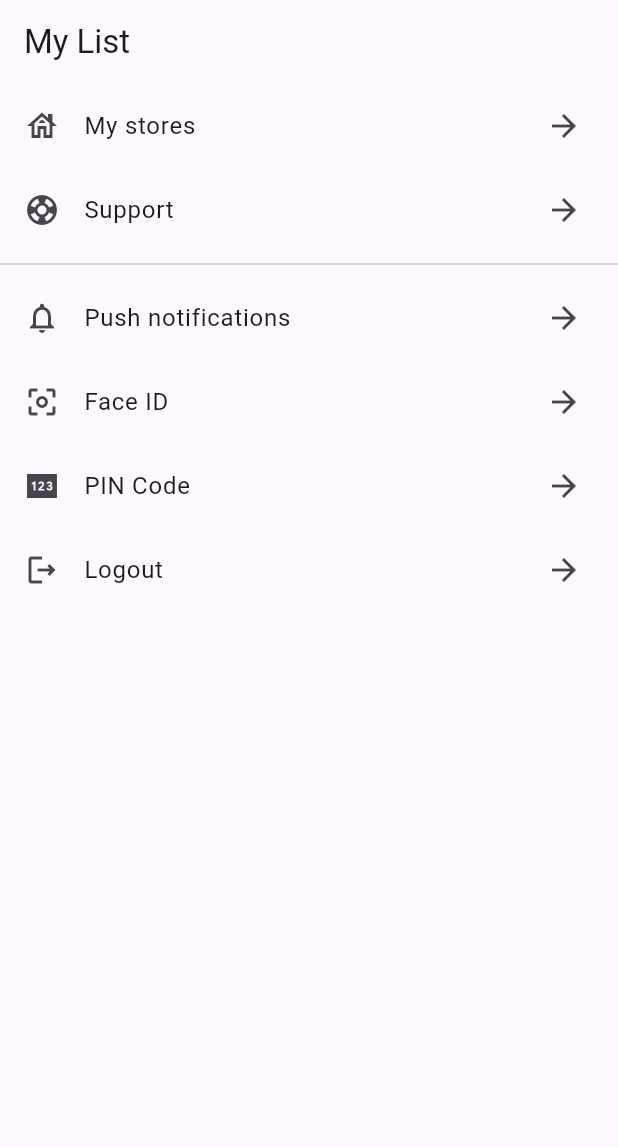
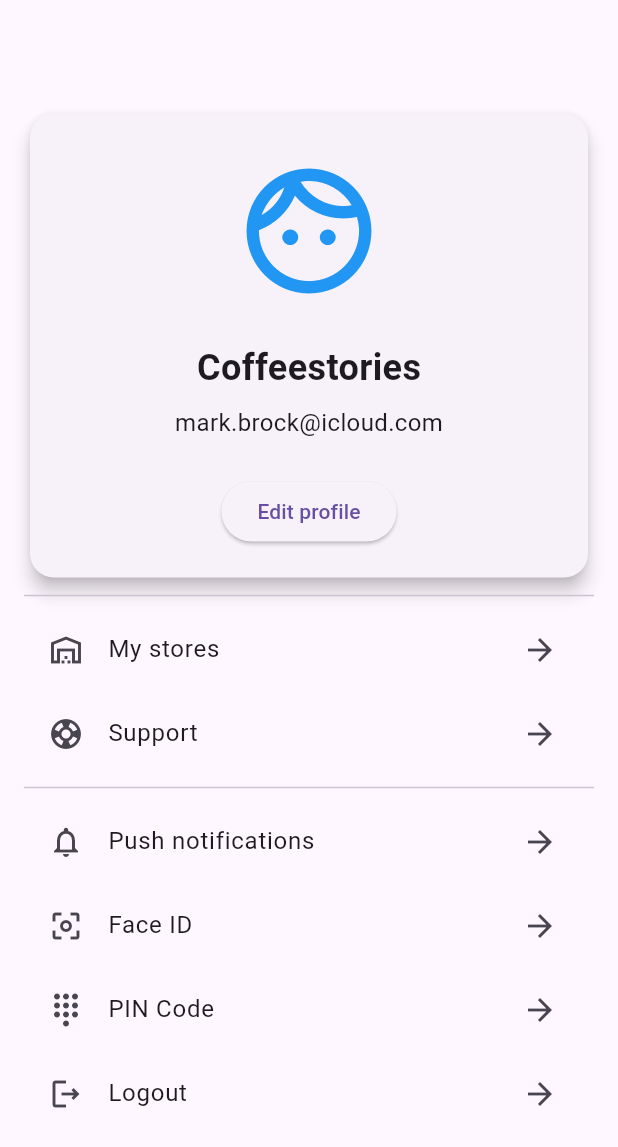
Before and after one commit to EddyArgueta/Tarea2.1, a Flutter app: the screen it shows after launch, on a phone screen of 412 x 824 dp. Shown: the top 1147 px of the screen. Run offline on Flutter 3.47's test engine with Material 3 defaults, Android fonts, the phone set to English and light mode, and no system bars.

Commit message:
Agregando la parte superior

```diff
--- a/lib/src/principal.dart
+++ b/lib/src/principal.dart
@@ -1,41 +1,88 @@
 import 'package:flutter/material.dart';
 import 'package:screendesign/widgets/custom_icon_button.dart';
+
 class Principal extends StatelessWidget {
   const Principal({super.key});
 
   @override
   Widget build(BuildContext context) {
     return Scaffold(
-      appBar: AppBar(title: const Text("My List")),
+      appBar: AppBar(
+      ),
       body: ListView(
-        children: const [
-          CustomListTile(
-            icon: Icons.house_outlined,
+        padding: const EdgeInsets.all(16.0),
+        children: [
+          Card(
+            elevation: 5,
+            shape: RoundedRectangleBorder(
+              borderRadius: BorderRadius.circular(16.0),
+            ),
+            child: Container(
+              padding: const EdgeInsets.all(20),
+              child: Column(
+                children: [
+                  IconButton(
+                    iconSize: 100,
+                    icon: const Icon(
+                      Icons.face_unlock_rounded,
+                      color: Colors.blue,
+                    ),
+                    onPressed: () {},
+                  ),
+                  const SizedBox(height: 16),
+                  const Text(
+                    'Coffeestories',
+                    style: TextStyle(
+                      fontSize: 24,
+                      fontWeight: FontWeight.bold,
+                    ),
+                  ),
+                  const SizedBox(height: 8),
+                  const Text(
+                    'mark.brock@icloud.com',
+                    style: TextStyle(
+                      fontSize: 16,
+                    ),
+                  ),
+                  const SizedBox(height: 24),
+                  ElevatedButton(
+                    onPressed: () {
+                      // Handle edit profile action
+                    },
+                    child: const Text('Edit profile'),
+                  ),
+                ],
+              ),
+            ),
+          ),
+          const Divider(),
+          const CustomListTile(
+            icon: Icons.warehouse_outlined,
             title: 'My stores',
             trailing: Icons.arrow_forward,
           ),
-          CustomListTile(
+          const CustomListTile(
             icon: Icons.support,
             title: 'Support',
-            trailing: Icons.arrow_forward
+            trailing: Icons.arrow_forward,
           ),
-          Divider(),
-          CustomListTile(
+          const Divider(),
+          const CustomListTile(
             icon: Icons.notifications_none_outlined,
             title: 'Push notifications',
             trailing: Icons.arrow_forward,
           ),
-          CustomListTile(
+          const CustomListTile(
             icon: Icons.center_focus_weak_outlined,
             title: 'Face ID',
             trailing: Icons.arrow_forward,
           ),
-          CustomListTile(
-            icon: Icons.pin_sharp,
+          const CustomListTile(
+            icon: Icons.dialpad_sharp,
             title: 'PIN Code',
             trailing: Icons.arrow_forward,
           ),
-          CustomListTile(
+          const CustomListTile(
             icon: Icons.logout_outlined,
             title: 'Logout',
             trailing: Icons.arrow_forward,
```
